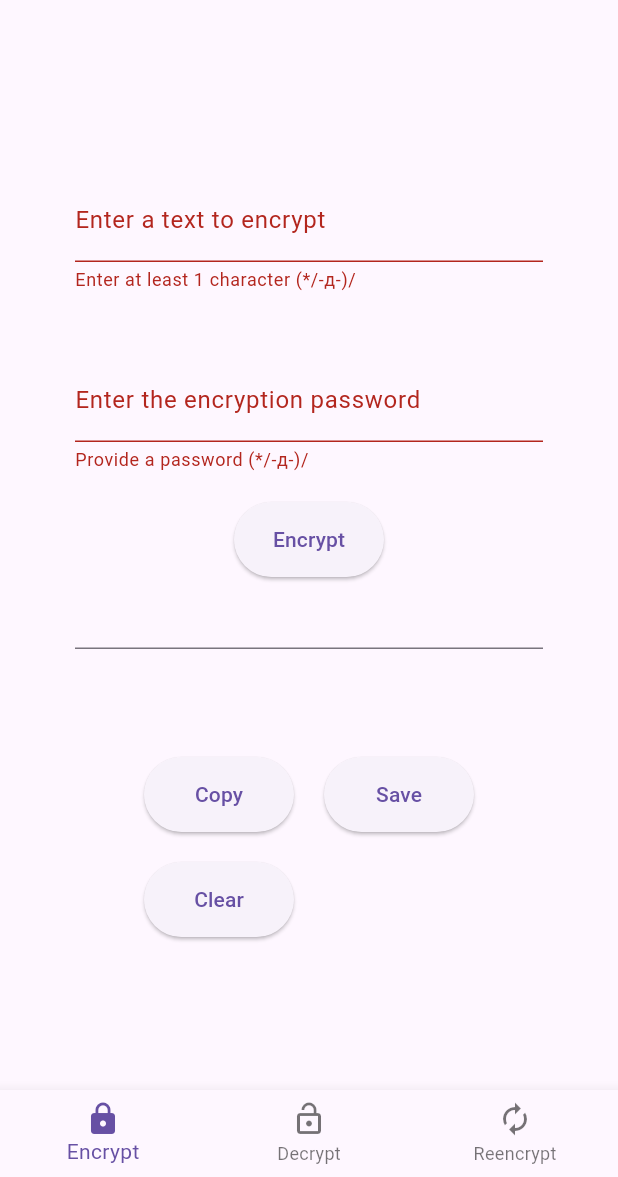
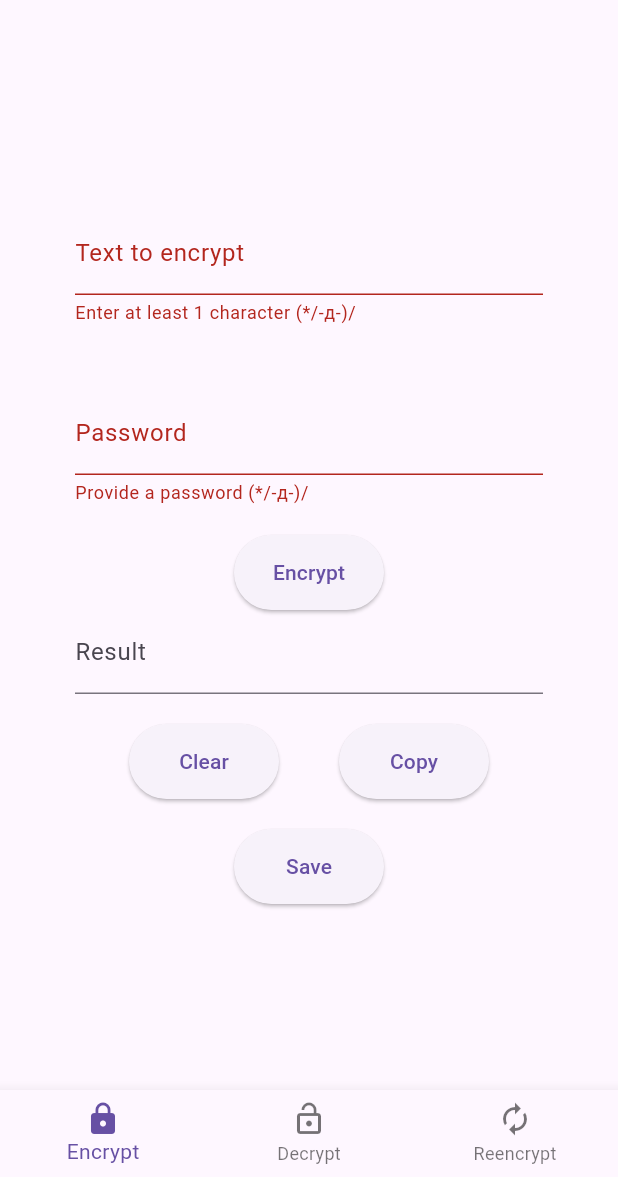
Before and after one commit to willotavio/enc-flutter, a Flutter app: the screen it shows after launch, after a tap on "Encrypt", after a tap on "Copy", on a phone screen of 412 x 824 dp, the part 59-1236 px from its top. Run offline on Flutter 3.47's test engine with Material 3 defaults, Android fonts, the phone set to English and light mode, and no system bars; our stand-ins replace sqflite; missing offline and left inert: pointycastle; accounts and stored records are empty.

Commit message:
Refactor EncryptTextForm to be reusable by other widgets

```diff
--- a/lib/widgets/encrypted_texts/edit_encrypted_text.dart
+++ b/lib/widgets/encrypted_texts/edit_encrypted_text.dart
@@ -1,6 +1,6 @@
 import 'package:enc_flutter/services/encrypted_text/encrypted_text.dart';
 import 'package:enc_flutter/services/encrypted_text/encrypted_text_service.dart';
-import 'package:enc_flutter/widgets/encrypt_text_form.dart';
+import 'package:enc_flutter/widgets/encryption/encrypt_text_form.dart';
 import 'package:flutter/material.dart';
 
 class EditEncryptedText extends StatefulWidget {
@@ -69,8 +69,11 @@ class _EditEncryptedTextState extends State<EditEncryptedText> {
                       height: 600,
                       child: Padding(
                         padding: const EdgeInsets.all(40.0),
+                        // what the encrypt form will do after encrypt will be defined by the widget caller
                         child: EncryptTextForm(encryptedResult: widget.encryptedText.encryptedText, onSaveEncryptedText: (String text) {
                           _encryptedText.text = text;
+                          // in this case, close the modal
+                          Navigator.of(context).pop();
                         }),
                       ),
                     ),
--- /dev/null
+++ b/lib/widgets/encryption/encrypt_text_form.dart
@@ -0,0 +1,140 @@
+import 'package:enc_flutter/services/cryptographer/cryptographer.dart';
+import 'package:flutter/material.dart';
+import 'package:flutter/services.dart';
+
+class EncryptTextForm extends StatefulWidget {
+  final String ? encryptedResult;
+  final Function(String) ? onSaveEncryptedText;
+  EncryptTextForm({this.encryptedResult, this.onSaveEncryptedText, Key ? key}) : super(key:key);
+  @override
+  State<EncryptTextForm> createState() => _EncryptTextFormState();
+}
+
+class _EncryptTextFormState extends State<EncryptTextForm> {
+  TextEditingController _textToEncrypt = TextEditingController();
+  TextEditingController _encryptionPassword = TextEditingController();
+  TextEditingController _encryptedResult = TextEditingController();
+  var _formKey = GlobalKey<FormState>();
+
+  @override
+  void initState() {
+    super.initState();
+    if(widget.encryptedResult != null && widget.encryptedResult!.isNotEmpty) {
+      this._encryptedResult.text = widget.encryptedResult!;
+    }
+  }
+
+  @override
+  Widget build(BuildContext) {
+    return Form(
+      key: _formKey,
+      child: SingleChildScrollView(
+        child: Column(
+          mainAxisAlignment: MainAxisAlignment.center,
+          children: [
+            SingleChildScrollView(
+              child: Container(
+                height: 100,
+                child: TextFormField(
+                  validator: (String ? value) {
+                    if(value == null || value.isEmpty) {
+                      return "Enter at least 1 character (*/-д-)/";
+                    }
+                    return null;
+                  },
+                  controller: _textToEncrypt,
+                  decoration: InputDecoration(
+                    labelText: "Text to encrypt",
+                  ),
+                  maxLines: null,
+                ),
+              ),
+            ),
+            SizedBox(height: 20),
+            TextFormField(
+              validator: (String ? value) {
+                if(value == null || value.isEmpty) {
+                  return "Provide a password (*/-д-)/";
+                }
+                else if(value.length < 12) {
+                  return "The password must have at least 12 characters (*/-д-)/";
+                }
+                return null;
+              },
+              controller: _encryptionPassword,
+              decoration: InputDecoration(
+                labelText: "Password",
+              ),
+              obscureText: true,
+            ),
+            SizedBox(height: 20),
+            ElevatedButton(
+              onPressed: () {
+                if(_formKey.currentState!.validate()) {
+                  setState(() {
+                    var result = Cryptographer.encrypt(_textToEncrypt.text, _encryptionPassword.text);
+                    if(result.$1) {
+                      _encryptedResult.text = result.$2;
+                    }
+                  });
+                  if(widget.onSaveEncryptedText != null) {
+                    widget.onSaveEncryptedText!(_encryptedResult.text);
+                  }
+                }
+              },
+              child: Text("Encrypt"),
+              style: ElevatedButton.styleFrom(
+                fixedSize: Size(100, 50),
+              ),
+            ),
+            TextFormField(
+              controller: _encryptedResult,
+              decoration: InputDecoration(
+                labelText: "Result",
+              ),
+              readOnly: true,
+            ),
+            SizedBox(height: 20),
+            Wrap(
+              spacing: 20,
+              runSpacing: 20,
+              children: [
+                ElevatedButton(
+                  onPressed: () {
+                    _textToEncrypt.text = "";
+                    _encryptionPassword.text = "";
+                    _encryptedResult.text = "";
+                  },
+                  child: Text("Clear"),
+                  style: ElevatedButton.styleFrom(
+                    fixedSize: Size(100, 50),
+                  ),
+                ),
+                SizedBox(height: 20),
+                ElevatedButton(
+                  onPressed: () async{
+                    if(_encryptedResult.text.isNotEmpty){
+                      await Clipboard.setData(ClipboardData(text: _encryptedResult.text));
+                      ScaffoldMessenger.of(context).showSnackBar(
+                        SnackBar(
+                          content: Text("Copied (/•v•)/!"),
+                          duration: Duration(seconds: 1),
+                          dismissDirection: DismissDirection.horizontal,
+                          showCloseIcon: true,
+                        ),
+                      );
+                    }
+                  },
+                  child: Text("Copy"),
+                  style: ElevatedButton.styleFrom(
+                    fixedSize: Size(100, 50),
+                  ),
+                ),
+              ],
+            ),
+          ],
+        ),
+      ),
+    );
+  }
+}
--- a/lib/widgets/encryption/encryption_form.dart
+++ b/lib/widgets/encryption/encryption_form.dart
@@ -1,4 +1,4 @@
-import 'package:enc_flutter/services/cryptographer/cryptographer.dart';
+import 'package:enc_flutter/widgets/encryption/encrypt_text_form.dart';
 import 'package:enc_flutter/widgets/encryption/save_encryption_text_form.dart';
 import 'package:flutter/material.dart';
 import 'package:flutter/services.dart';
@@ -9,8 +9,6 @@ class EncryptionForm extends StatefulWidget{
 }
 
 class _EncryptionFormState extends State<EncryptionForm> {
-  TextEditingController _textToEncryptController = TextEditingController();
-  TextEditingController _encryptionPasswordController = TextEditingController();
   TextEditingController _encryptedTextResult = TextEditingController();
   final _formKey = GlobalKey<FormState>();
 
@@ -41,75 +39,10 @@ class _EncryptionFormState extends State<EncryptionForm> {
               key: _formKey,
               child: Column(
                 children: [
-                  SingleChildScrollView(
-                    child: Container(
-                      height: 100,
-                      child: TextFormField(
-                        controller: _textToEncryptController,
-                        validator: _validateTextToEncrypt,
-                        decoration: InputDecoration(
-                          labelText: "Enter a text to encrypt"
-                        ),
-                        maxLines: null,
-                      ),
-                    ),
-                  ),
+                  EncryptTextForm(onSaveEncryptedText: (String text) {
+                    _encryptedTextResult.text = text;
+                  }),
                   SizedBox(height: 20),
-                  TextFormField(
-                    controller: _encryptionPasswordController,
-                    validator: _validateEncryptionPassword,
-                    obscureText: true,
-                    decoration: InputDecoration(
-                      labelText: "Enter the encryption password",
-                    ),
-                  ),
-                  SizedBox(height: 20),
-                  ElevatedButton(
-                    style: ElevatedButton.styleFrom(
-                      fixedSize: Size(100, 50),
-                    ),
-                    onPressed: () {
-                      if(_formKey.currentState?.validate() ?? false){
-                        final result = Cryptographer.encrypt(_textToEncryptController.text, _encryptionPasswordController.text);
-                        _encryptedTextResult.text = result.$2;
-                      }
-                    },
-                    child: Text("Encrypt"),
-                  ),
-                  SingleChildScrollView(
-                    child: Container(
-                      height: 100,
-                      child: TextField(
-                        controller: _encryptedTextResult,
-                        readOnly: true,
-                        maxLines: null,
-                      ),
-                    ),
-                  ),
-                  SizedBox(height: 20),
-                  Wrap(
-                    spacing: 20,
-                    runSpacing: 20,
-                    children: [
-                      ElevatedButton(
-                        onPressed: () async{
-                          if(_encryptedTextResult.text.isNotEmpty){
-                            await Clipboard.setData(ClipboardData(text: _encryptedTextResult.text));
-                            ScaffoldMessenger.of(context).showSnackBar(
-                              SnackBar(
-                                content: Text("Copied (/•v•)/!"),
-                                duration: Duration(seconds: 1),
-                                dismissDirection: DismissDirection.horizontal,
-                                showCloseIcon: true,
-                              ),
-                            );
-                          }
-                        },
-                        child: Text("Copy"),
-                        style: ElevatedButton.styleFrom(
-                          fixedSize: Size(100, 50),
-                        ),
-                      ),
                   ElevatedButton(
                     onPressed: () async {
                       if(_encryptedTextResult.text.isNotEmpty){
@@ -132,19 +65,6 @@ class _EncryptionFormState extends State<EncryptionForm> {
                       fixedSize: Size(100, 50),
                     ),
                   ),
-                      ElevatedButton(
-                        onPressed: () {
-                          _textToEncryptController.text = "";
-                          _encryptionPasswordController.text = "";
-                          _encryptedTextResult.text = "";
-                        },
-                        child: Text("Clear"),
-                        style: ElevatedButton.styleFrom(
-                          fixedSize: Size(100, 50),
-                        ),
-                      ),
-                    ],
-                  ),
                 ],
               ),
             ),
```
Also changed, not shown: lib/widgets/encrypt_text_form.dart (deleted, +0 -104 lines). Lines whose indentation alone changed are shown as unchanged.
